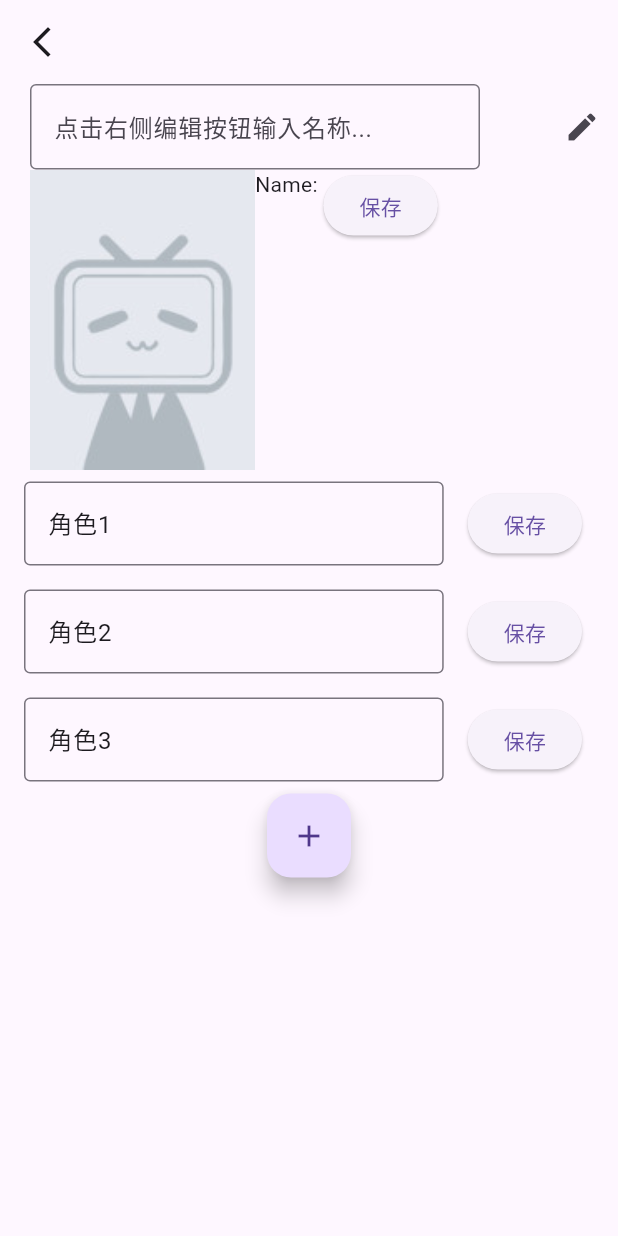
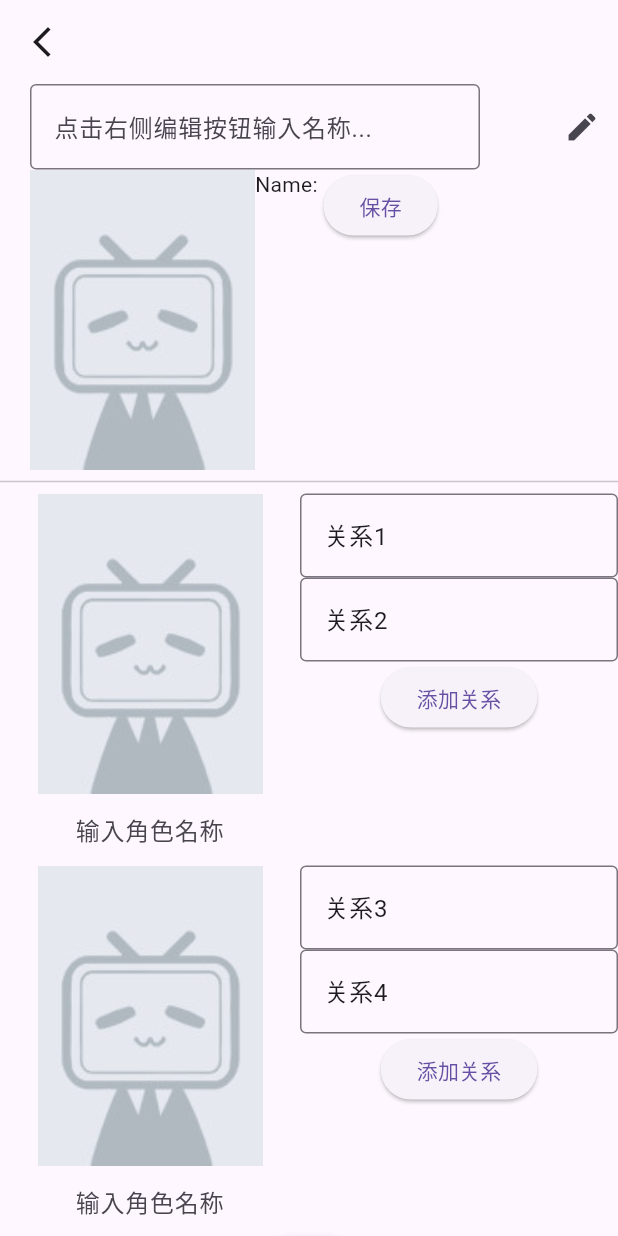
Before and after one commit to OldSaltFish/Novel-Name-Memo, a Flutter app: the BookPage screen opened by its route, on a phone screen of 412 x 824 dp. Run offline on Flutter 3.47's test engine with Material 3 defaults, Android fonts, the phone set to English and light mode, and no system bars; our stand-ins replace flutter_mobx, flutter_modular, hive, hive_flutter, image_picker, mobx; accounts and stored records are empty; generated files the repository leaves out were written again.

Commit message:
feat: 添加关系等功能实现

```diff
--- a/lib/pages/book/book_page.dart
+++ b/lib/pages/book/book_page.dart
@@ -1,15 +1,17 @@
-import 'dart:io';
+
 import 'package:flutter_mobx/flutter_mobx.dart';
 import 'package:flutter_modular/flutter_modular.dart' show Modular;
 import 'package:flutter/material.dart';
-import 'package:image_picker/image_picker.dart';
 import 'package:novel_name_memo/models/homepage/book_item.dart';
-import 'package:path_provider/path_provider.dart';
-import 'package:path/path.dart' as p;
 import 'package:novel_name_memo/store/book_store.dart';
 import 'package:provider/provider.dart';
+import '../../components/img/cover_picker.dart';
 
-import '../../components/img/cover_picker.dart';
+class _Character{
+  final String name;
+  final List<String> relation;
+  _Character({required this.name, required this.relation});
+}
 
 class BookPage extends StatefulWidget {
   const BookPage({super.key});
@@ -58,30 +60,49 @@ class _BookPageState extends State<BookPage> {
 }
 
 class _BookBody extends StatefulWidget {
-  final List<String> items = ['角色1', '角色2', '角色3'];
-
   @override
   State<StatefulWidget> createState() => _BookBodyState();
 }
 
 class _BookBodyState extends State<_BookBody> {
-  late List<TextEditingController> _controllers;
-  late TextEditingController _newItemController; // 添加: 用于处理新项目的输入
+  final List<_Character> items = [
+    _Character(name: '角色1', relation: ['关系1', '关系2']),
+    _Character(name: '角色2', relation: ['关系3', '关系4']),
+    // 其他角色数据
+  ];
+  late List<TextEditingController> _nameControllers;
+  late List<List<TextEditingController>> _relationControllers; // 添加: 用于处理角色关系的输入
+  // late TextEditingController _newItemController; // 添加: 用于处理新项目的输入
 
   @override
   void initState() {
     super.initState();
-    _controllers =
-        widget.items.map((item) => TextEditingController(text: item)).toList();
-    _newItemController = TextEditingController(); // 添加: 初始化新项目的输入控制器
+    _nameControllers = items.map((item) => TextEditingController()).toList();
+        // widget.items.map((item) => TextEditingController(text: item)).toList();
+    _relationControllers = items.map((item){
+      return item.relation.map((relation){
+        return TextEditingController(text: relation);
+      }).toList();
+    }).toList(); // 添加: 初始化角色关系的输入控制器
   }
 
   void addItem() {
     // 添加: 添加新项目的方法
     setState(() {
-      widget.items.add(_newItemController.text);
-      _controllers.add(TextEditingController(text: _newItemController.text));
-      _newItemController.clear();
+      // _nameControllers.add(TextEditingController(text: _newItemController.text));
+      // _relationControllers.add([]); // 添加: 添加角色关系的输入控制器
+      // _newItemController.clear();
+      items.add(_Character(name: '未命名', relation: []));
+      _nameControllers.add(TextEditingController(text: '未命名'));
+      _relationControllers.add([]); // 添加: 添加角色关系的输入控制器
+
+    });
+  }
+
+  // 添加: 添加新角色关系的方法
+  void addRelation(int index) {
+    setState(() {
+      _relationControllers[index].add(TextEditingController()); // 修改: 将新关系输入框添加到列表末尾
     });
   }
 
@@ -117,31 +138,67 @@ class _BookBodyState extends State<_BookBody> {
           ],
         ),
       ),
-
+      Divider(),
       ListView.builder(
         shrinkWrap: true,
         physics: NeverScrollableScrollPhysics(),
-        itemCount: widget.items.length,
+        itemCount: items.length,
         itemBuilder: (context, index) {
-          return ListTile(
-            // 修改: 使用 ListTile 美化项目项
-            title: TextField(
-              controller: _controllers[index],
+          return Row(
+            crossAxisAlignment: CrossAxisAlignment.start,
+            children: [
+              Column(
+                children: [
+                  CoverPicker(imgUri: bookStore.coverUri),
+                  SizedBox(
+                    width: 200,
+                    child: TextField(
+                      textAlign: TextAlign.center,
+                      controller: _nameControllers[index],
                       decoration: InputDecoration(
                         hintText: '输入角色名称',
+                        focusedBorder: OutlineInputBorder(), // 添加: 仅在获得焦点时显示边框
+                        enabledBorder: InputBorder.none, // 添加: 失去焦点时不显示边框
+                      ),
+                    ),
+                  )
+                ],
+              ),
+              Expanded(
+                child: Column(
+                  crossAxisAlignment: CrossAxisAlignment.center,
+                  children: [
+                    ListView.builder(
+                      shrinkWrap: true, itemBuilder: (context, textIndex){
+                      return TextField(
+                        controller: _relationControllers[index][textIndex], // 添加: 角色关系输入框
+                        decoration: InputDecoration(
+                          hintText: '输入人物关系',
                           border:
                           OutlineInputBorder(), // 添加: 使用 OutlineInputBorder 设置外层方框
                         ),
+                      );
+                    },itemCount: _relationControllers[index].length),
+                    // 添加: 添加按钮
+                    ElevatedButton(
+                      onPressed: () {
+                        addRelation(index);
+                      },
+                      child: const Text('添加关系'),
                     ),
-            trailing: ElevatedButton(
-              onPressed: () {
-                // 保存逻辑
-                setState(() {
-                  widget.items[index] = _controllers[index].text;
-                });
-              },
-              child: const Text('保存'),
+                  ],
                 ),
+              ),
+              // ElevatedButton(
+              //   onPressed: () {
+              //     // 保存逻辑
+              //     setState(() {
+              //       widget.items[index] = _controllers[index].text;
+              //     });
+              //   },
+              //   child: const Text('保存'),
+              // ),
+            ],
           );
         },
       ),
@@ -156,8 +213,6 @@ class _BookBodyState extends State<_BookBody> {
 
 // 顶栏
 class _EditableAppBar extends StatelessWidget {
-  const _EditableAppBar({super.key});
-
   @override
   Widget build(BuildContext context) {
     var bookStore = Provider.of<BookStore>(context);
```
Lines whose indentation alone changed are shown as unchanged.
